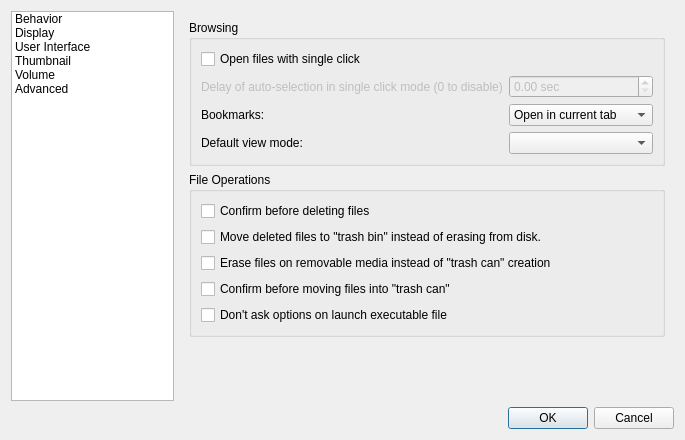
lxqt/pcmanfm-qt, file filer/preferences.ui: the form before one commit.
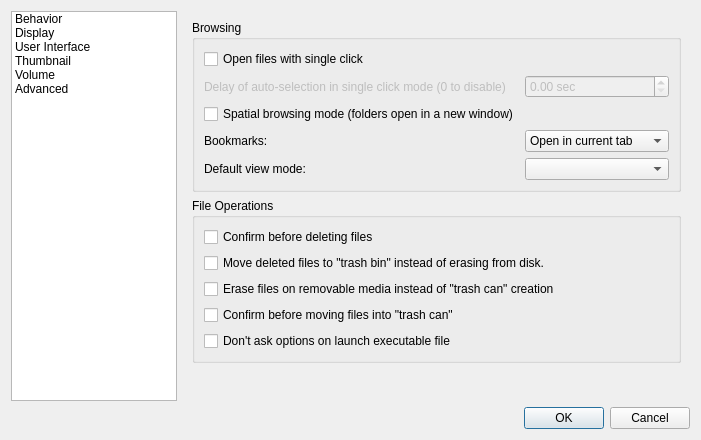
The form after the commit. Icons and pictures are not drawn.

Commit message:
Add initial 'spatial mode' option
Add an option for a 'spatial mode' (might be a more user friendly
description here) in the preferences.

This enables the storing of window position and size in extended
attributes for the particular folder open. The folders are opened
in new windows and will remember the position and size if you move
and resize them.

The 'navigation' elements (side panel, URL bar and the tab bar)
are hidden while in spatial mode. We probably want to add an
'Open Parent' action to the menu as well while in spatial mode (like
Tracker has).

Diff of the .ui file:
```diff
--- a/filer/preferences.ui
+++ b/filer/preferences.ui
@@ -6,7 +6,7 @@
    <rect>
     <x>0</x>
     <y>0</y>
-    <width>685</width>
+    <width>701</width>
     <height>440</height>
    </rect>
   </property>
@@ -81,35 +81,36 @@
             <string>Browsing</string>
            </property>
            <layout class="QFormLayout" name="formLayout_5">
-            <property name="fieldGrowthPolicy">
-             <enum>QFormLayout::AllNonFixedFieldsGrow</enum>
-            </property>
-            <item row="0" column="0" colspan="2">
+            <item row="0" column="0">
              <widget class="QCheckBox" name="singleClick">
               <property name="text">
                <string>Open files with single click</string>
               </property>
              </widget>
             </item>
-            <item row="1" column="0">
-             <widget class="QLabel" name="label">
-              <property name="enabled">
-               <bool>false</bool>
-              </property>
-              <property name="text">
-               <string>Delay of auto-selection in single click mode (0 to disable)</string>
-              </property>
-             </widget>
-            </item>
-            <item row="3" column="0">
+            <item row="8" column="0">
              <widget class="QLabel" name="label_11">
               <property name="text">
                <string>Default view mode:</string>
               </property>
              </widget>
             </item>
-            <item row="3" column="1">
-             <widget class="QComboBox" name="viewMode"/>
+            <item row="3" column="0">
+             <widget class="QCheckBox" name="spatialMode">
+              <property name="text">
+               <string>Spatial browsing mode (folders open in a new window)</string>
+              </property>
+             </widget>
+            </item>
+            <item row="1" column="0">
+             <widget class="QLabel" name="label">
+              <property name="enabled">
+               <bool>false</bool>
+              </property>
+              <property name="text">
+               <string>Delay of auto-selection in single click mode (0 to disable)</string>
+              </property>
+             </widget>
             </item>
             <item row="1" column="1">
              <widget class="QDoubleSpinBox" name="autoSelectionDelay">
@@ -124,14 +125,14 @@
               </property>
              </widget>
             </item>
-            <item row="2" column="0">
+            <item row="4" column="0">
              <widget class="QLabel" name="label_2">
               <property name="text">
                <string>Bookmarks:</string>
               </property>
              </widget>
             </item>
-            <item row="2" column="1">
+            <item row="4" column="1">
              <widget class="QComboBox" name="bookmarkOpenMethod">
               <item>
                <property name="text">
@@ -150,6 +151,9 @@
               </item>
              </widget>
             </item>
+            <item row="8" column="1">
+             <widget class="QComboBox" name="viewMode"/>
+            </item>
            </layout>
           </widget>
          </item>
```
Left out of the diff: 17 changed lines with no effect on the pictures. The commit also changes 9 other files.
